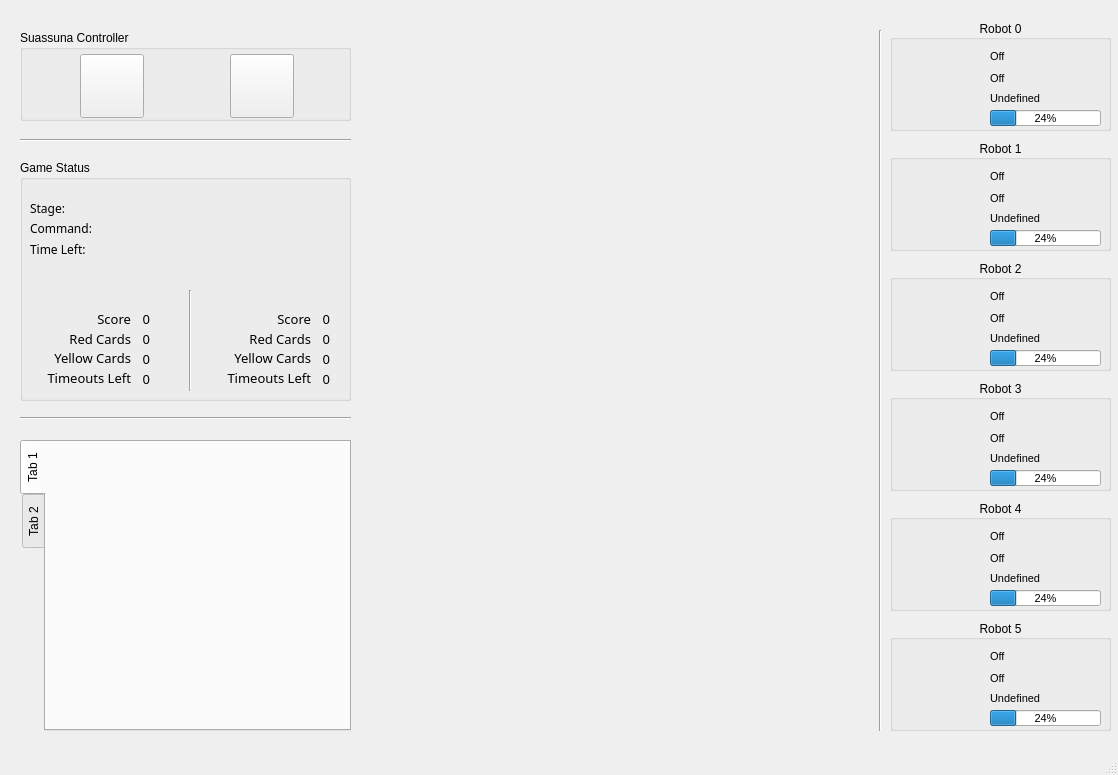
Above: entity/coachview/mainwindow.ui from ViniciusAlvesPereira/FUTEBOLADOES before the change. Below: the same form after it.
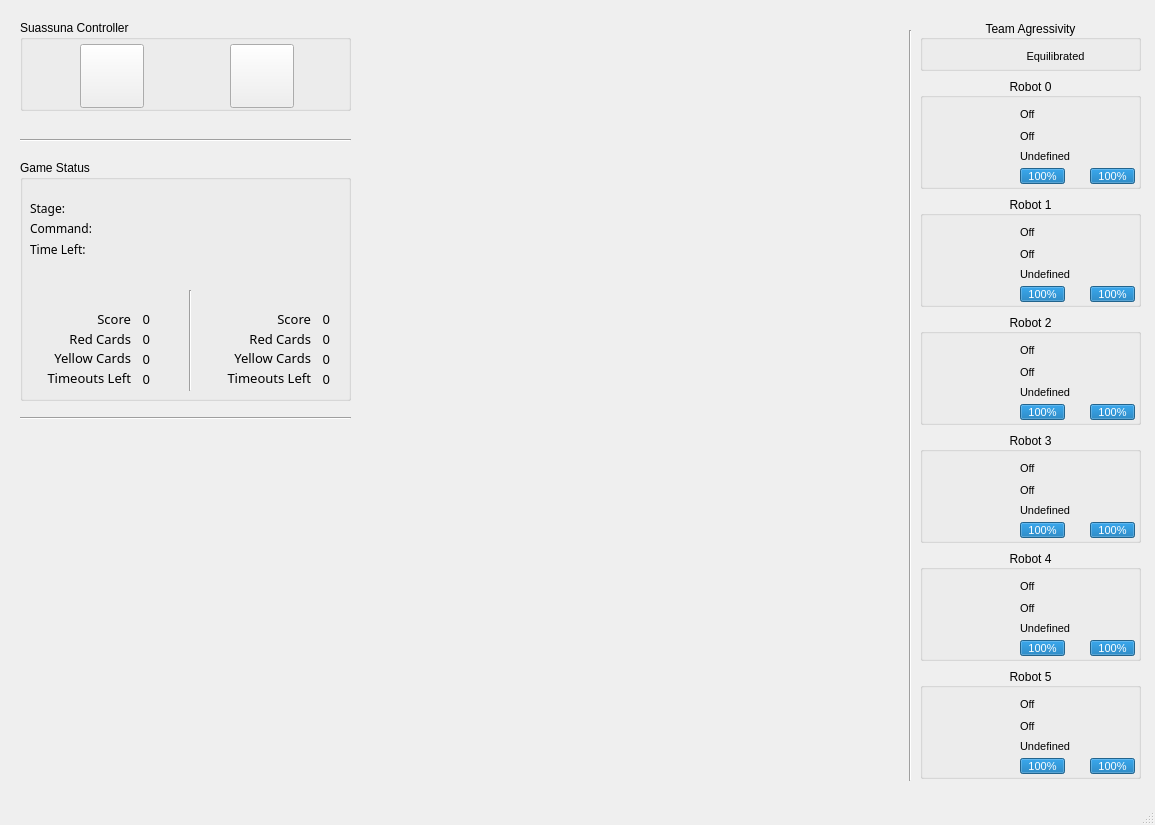
That is the form after the change. Icons and pictures are not drawn. Custom widgets are drawn as their Qt base class.

```diff
--- a/entity/coachview/mainwindow.ui
+++ b/entity/coachview/mainwindow.ui
@@ -6,8 +6,8 @@
    <rect>
     <x>0</x>
     <y>0</y>
-    <width>1118</width>
-    <height>775</height>
+    <width>1155</width>
+    <height>825</height>
    </rect>
   </property>
   <property name="windowTitle">
@@ -24,8 +24,8 @@
    <widget class="QGroupBox" name="groupBox">
     <property name="geometry">
      <rect>
-      <x>890</x>
-      <y>20</y>
+      <x>920</x>
+      <y>78</y>
       <width>221</width>
       <height>111</height>
      </rect>
@@ -57,7 +57,7 @@
       <rect>
        <x>100</x>
        <y>90</y>
-       <width>111</width>
+       <width>45</width>
        <height>16</height>
       </rect>
      </property>
@@ -70,7 +70,7 @@
       <bool>false</bool>
      </property>
      <property name="value">
-      <number>24</number>
+      <number>100</number>
      </property>
     </widget>
     <widget class="QLabel" name="label">
@@ -203,12 +203,52 @@
       <string>Undefined</string>
      </property>
     </widget>
+    <widget class="QLabel" name="label_10">
+     <property name="geometry">
+      <rect>
+       <x>150</x>
+       <y>90</y>
+       <width>16</width>
+       <height>16</height>
+      </rect>
+     </property>
+     <property name="text">
+      <string/>
+     </property>
+     <property name="pixmap">
+      <pixmap resource="../../rsc.qrc">:/textures/textures/chute.png</pixmap>
+     </property>
+     <property name="scaledContents">
+      <bool>true</bool>
+     </property>
+    </widget>
+    <widget class="QProgressBar" name="chute_1">
+     <property name="geometry">
+      <rect>
+       <x>170</x>
+       <y>90</y>
+       <width>45</width>
+       <height>16</height>
+      </rect>
+     </property>
+     <property name="font">
+      <font>
+       <pointsize>8</pointsize>
+      </font>
+     </property>
+     <property name="autoFillBackground">
+      <bool>false</bool>
+     </property>
+     <property name="value">
+      <number>100</number>
+     </property>
+    </widget>
    </widget>
    <widget class="QGroupBox" name="groupBox_2">
     <property name="geometry">
      <rect>
-      <x>890</x>
-      <y>140</y>
+      <x>920</x>
+      <y>196</y>
       <width>221</width>
       <height>111</height>
      </rect>
@@ -240,7 +280,7 @@
       <rect>
        <x>100</x>
        <y>90</y>
-       <width>111</width>
+       <width>45</width>
        <height>16</height>
       </rect>
      </property>
@@ -250,7 +290,7 @@
       </font>
      </property>
      <property name="value">
-      <number>24</number>
+      <number>100</number>
      </property>
     </widget>
     <widget class="QLabel" name="label_2">
@@ -383,12 +423,52 @@
       <bool>true</bool>
      </property>
     </widget>
+    <widget class="QLabel" name="label_11">
+     <property name="geometry">
+      <rect>
+       <x>150</x>
+       <y>90</y>
+       <width>16</width>
+       <height>16</height>
+      </rect>
+     </property>
+     <property name="text">
+      <string/>
+     </property>
+     <property name="pixmap">
+      <pixmap resource="../../rsc.qrc">:/textures/textures/chute.png</pixmap>
+     </property>
+     <property name="scaledContents">
+      <bool>true</bool>
+     </property>
+    </widget>
+    <widget class="QProgressBar" name="chute_2">
+     <property name="geometry">
+      <rect>
+       <x>170</x>
+       <y>90</y>
+       <width>45</width>
+       <height>16</height>
+      </rect>
+     </property>
+     <property name="font">
+      <font>
+       <pointsize>8</pointsize>
+      </font>
+     </property>
+     <property name="autoFillBackground">
+      <bool>false</bool>
+     </property>
+     <property name="value">
+      <number>100</number>
+     </property>
+    </widget>
    </widget>
    <widget class="QGroupBox" name="groupBox_3">
     <property name="geometry">
      <rect>
-      <x>890</x>
-      <y>260</y>
+      <x>920</x>
+      <y>314</y>
       <width>221</width>
       <height>111</height>
      </rect>
@@ -420,7 +500,7 @@
       <rect>
        <x>100</x>
        <y>90</y>
-       <width>111</width>
+       <width>45</width>
        <height>16</height>
       </rect>
      </property>
@@ -430,7 +510,7 @@
       </font>
      </property>
      <property name="value">
-      <number>24</number>
+      <number>100</number>
      </property>
     </widget>
     <widget class="QLabel" name="label_3">
@@ -563,12 +643,52 @@
       <bool>true</bool>
      </property>
     </widget>
+    <widget class="QLabel" name="label_12">
+     <property name="geometry">
+      <rect>
+       <x>150</x>
+       <y>90</y>
+       <width>16</width>
+       <height>16</height>
+      </rect>
+     </property>
+     <property name="text">
+      <string/>
+     </property>
+     <property name="pixmap">
+      <pixmap resource="../../rsc.qrc">:/textures/textures/chute.png</pixmap>
+     </property>
+     <property name="scaledContents">
+      <bool>true</bool>
+     </property>
+    </widget>
+    <widget class="QProgressBar" name="chute_3">
+     <property name="geometry">
+      <rect>
+       <x>170</x>
+       <y>90</y>
+       <width>45</width>
+       <height>16</height>
+      </rect>
+     </property>
+     <property name="font">
+      <font>
+       <pointsize>8</pointsize>
+      </font>
+     </property>
+     <property name="autoFillBackground">
+      <bool>false</bool>
+     </property>
+     <property name="value">
+      <number>100</number>
+     </property>
+    </widget>
    </widget>
    <widget class="QGroupBox" name="groupBox_4">
     <property name="geometry">
      <rect>
-      <x>890</x>
-      <y>380</y>
+      <x>920</x>
+      <y>432</y>
       <width>221</width>
       <height>111</height>
      </rect>
@@ -600,7 +720,7 @@
       <rect>
        <x>100</x>
        <y>90</y>
-       <width>111</width>
+       <width>45</width>
        <height>16</height>
       </rect>
      </property>
@@ -610,7 +730,7 @@
       </font>
      </property>
      <property name="value">
-      <number>24</number>
+      <number>100</number>
      </property>
     </widget>
     <widget class="QLabel" name="label_4">
@@ -743,12 +863,52 @@
       <bool>true</bool>
      </property>
     </widget>
+    <widget class="QProgressBar" name="chute_4">
+     <property name="geometry">
+      <rect>
+       <x>170</x>
+       <y>90</y>
+       <width>45</width>
+       <height>16</height>
+      </rect>
+     </property>
+     <property name="font">
+      <font>
+       <pointsize>8</pointsize>
+      </font>
+     </property>
+     <property name="autoFillBackground">
+      <bool>false</bool>
+     </property>
+     <property name="value">
+      <number>100</number>
+     </property>
+    </widget>
+    <widget class="QLabel" name="label_13">
+     <property name="geometry">
+      <rect>
+       <x>150</x>
+       <y>90</y>
+       <width>16</width>
+       <height>16</height>
+      </rect>
+     </property>
+     <property name="text">
+      <string/>
+     </property>
+     <property name="pixmap">
+      <pixmap resource="../../rsc.qrc">:/textures/textures/chute.png</pixmap>
+     </property>
+     <property name="scaledContents">
+      <bool>true</bool>
+     </property>
+    </widget>
    </widget>
    <widget class="QGroupBox" name="groupBox_5">
     <property name="geometry">
      <rect>
-      <x>890</x>
-      <y>500</y>
+      <x>920</x>
+      <y>550</y>
       <width>221</width>
       <height>111</height>
      </rect>
@@ -780,7 +940,7 @@
       <rect>
        <x>100</x>
        <y>90</y>
-       <width>111</width>
+       <width>45</width>
        <height>16</height>
       </rect>
      </property>
@@ -790,7 +950,7 @@
       </font>
      </property>
      <property name="value">
-      <number>24</number>
+      <number>100</number>
      </property>
     </widget>
     <widget class="QLabel" name="label_5">
@@ -923,12 +1083,52 @@
       <bool>true</bool>
      </property>
     </widget>
+    <widget class="QProgressBar" name="chute_5">
+     <property name="geometry">
+      <rect>
+       <x>170</x>
+       <y>90</y>
+       <width>45</width>
+       <height>16</height>
+      </rect>
+     </property>
+     <property name="font">
+      <font>
+       <pointsize>8</pointsize>
+      </font>
+     </property>
+     <property name="autoFillBackground">
+      <bool>false</bool>
+     </property>
+     <property name="value">
+      <number>100</number>
+     </property>
+    </widget>
+    <widget class="QLabel" name="label_14">
+     <property name="geometry">
+      <rect>
+       <x>150</x>
+       <y>90</y>
+       <width>16</width>
+       <height>16</height>
+      </rect>
+     </property>
+     <property name="text">
+      <string/>
+     </property>
+     <property name="pixmap">
+      <pixmap resource="../../rsc.qrc">:/textures/textures/chute.png</pixmap>
+     </property>
+     <property name="scaledContents">
+      <bool>true</bool>
+     </property>
+    </widget>
    </widget>
    <widget class="QGroupBox" name="groupBox_6">
     <property name="geometry">
      <rect>
-      <x>890</x>
-      <y>620</y>
+      <x>920</x>
+      <y>668</y>
       <width>221</width>
       <height>111</height>
      </rect>
@@ -960,7 +1160,7 @@
       <rect>
        <x>100</x>
        <y>90</y>
-       <width>111</width>
+       <width>45</width>
        <height>16</height>
       </rect>
      </property>
@@ -970,7 +1170,7 @@
       </font>
      </property>
      <property name="value">
-      <number>24</number>
+      <number>100</number>
      </property>
     </widget>
     <widget class="QLabel" name="label_6">
@@ -1103,14 +1303,54 @@
       <bool>true</bool>
      </property>
     </widget>
+    <widget class="QProgressBar" name="chute_6">
+     <property name="geometry">
+      <rect>
+       <x>170</x>
+       <y>90</y>
+       <width>45</width>
+       <height>16</height>
+      </rect>
+     </property>
+     <property name="font">
+      <font>
+       <pointsize>8</pointsize>
+      </font>
+     </property>
+     <property name="autoFillBackground">
+      <bool>false</bool>
+     </property>
+     <property name="value">
+      <number>100</number>
+     </property>
+    </widget>
+    <widget class="QLabel" name="label_15">
+     <property name="geometry">
+      <rect>
+       <x>150</x>
+       <y>90</y>
+       <width>16</width>
+       <height>16</height>
+      </rect>
+     </property>
+     <property name="text">
+      <string/>
+     </property>
+     <property name="pixmap">
+      <pixmap resource="../../rsc.qrc">:/textures/textures/chute.png</pixmap>
+     </property>
+     <property name="scaledContents">
+      <bool>true</bool>
+     </property>
+    </widget>
    </widget>
    <widget class="Line" name="line">
     <property name="geometry">
      <rect>
-      <x>870</x>
+      <x>900</x>
       <y>30</y>
       <width>20</width>
-      <height>701</height>
+      <height>751</height>
      </rect>
     </property>
     <property name="orientation">
@@ -1651,47 +1891,24 @@
      <enum>Qt::Horizontal</enum>
     </property>
    </widget>
-   <widget class="QTabWidget" name="tabWidget">
-    <property name="geometry">
-     <rect>
-      <x>20</x>
-      <y>440</y>
-      <width>331</width>
-      <height>291</height>
-     </rect>
-    </property>
-    <property name="tabPosition">
-     <enum>QTabWidget::West</enum>
-    </property>
-    <property name="currentIndex">
-     <number>0</number>
-    </property>
-    <widget class="QWidget" name="tab">
-     <attribute name="title">
-      <string>Tab 1</string>
-     </attribute>
-    </widget>
-    <widget class="QWidget" name="tab_2">
-     <attribute name="title">
-      <string>Tab 2</string>
-     </attribute>
-    </widget>
-   </widget>
    <widget class="MyCanvas" name="samico" native="true">
     <property name="geometry">
      <rect>
       <x>370</x>
       <y>30</y>
-      <width>490</width>
-      <height>690</height>
+      <width>527</width>
+      <height>740</height>
      </rect>
     </property>
    </widget>
-   <widget class="QGroupBox" name="groupBox_8">
+   <widget class="QGroupBox" name="controllerBox">
+    <property name="enabled">
+     <bool>true</bool>
+    </property>
     <property name="geometry">
      <rect>
       <x>20</x>
-      <y>30</y>
+      <y>20</y>
       <width>331</width>
       <height>91</height>
      </rect>
@@ -1759,6 +1976,62 @@
      <enum>Qt::Horizontal</enum>
     </property>
    </widget>
+   <widget class="QGroupBox" name="groupBox_8">
+    <property name="geometry">
+     <rect>
+      <x>920</x>
+      <y>20</y>
+      <width>221</width>
+      <height>51</height>
+     </rect>
+    </property>
+    <property name="title">
+     <string>Team Agressivity</string>
+    </property>
+    <property name="alignment">
+     <set>Qt::AlignCenter</set>
+    </property>
+    <widget class="QLabel" name="agressivity_img">
+     <property name="geometry">
+      <rect>
+       <x>70</x>
+       <y>30</y>
+       <width>16</width>
+       <height>14</height>
+      </rect>
+     </property>
+     <property name="text">
+      <string/>
+     </property>
+     <property name="pixmap">
+      <pixmap resource="../../rsc.qrc">:/textures/textures/eq.png</pixmap>
+     </property>
+     <property name="scaledContents">
+      <bool>true</bool>
+     </property>
+    </widget>
+    <widget class="QLabel" name="agressivity_txt">
+     <property name="geometry">
+      <rect>
+       <x>90</x>
+       <y>28</y>
+       <width>91</width>
+       <height>17</height>
+      </rect>
+     </property>
+     <property name="font">
+      <font>
+       <pointsize>8</pointsize>
+      </font>
+     </property>
+     <property name="text">
+      <string>Equilibrated</string>
+     </property>
+     <property name="alignment">
+      <set>Qt::AlignCenter</set>
+     </property>
+    </widget>
+   </widget>
   </widget>
   <widget class="QMenuBar" name="menubar">
    <property name="geometry">
```
Left out of the diff: 41 changed lines with no effect on the pictures.
